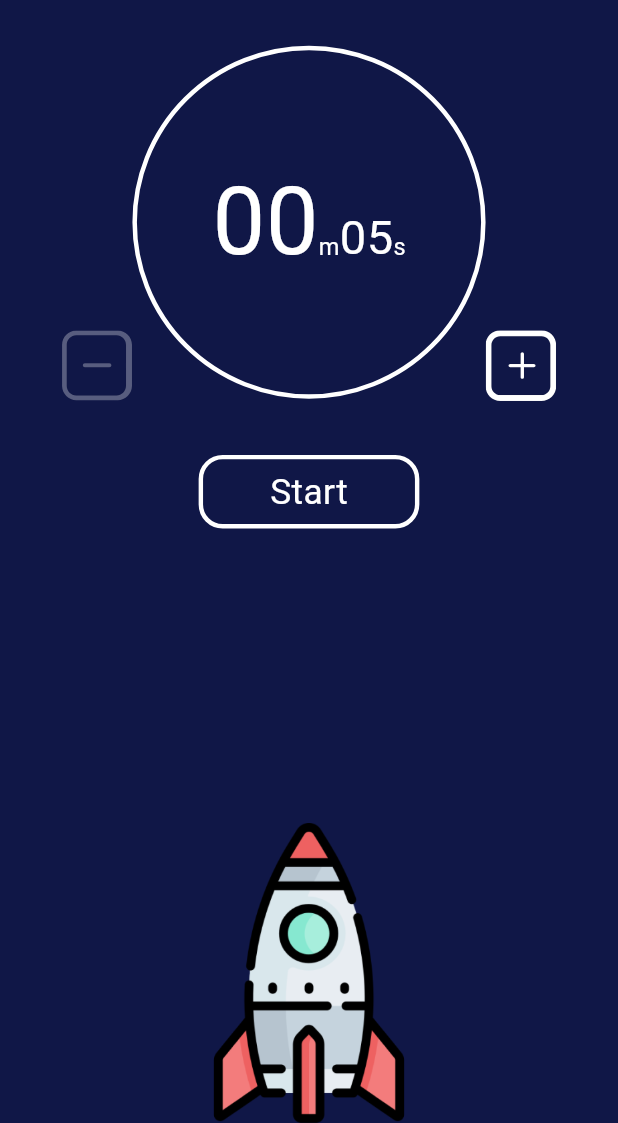
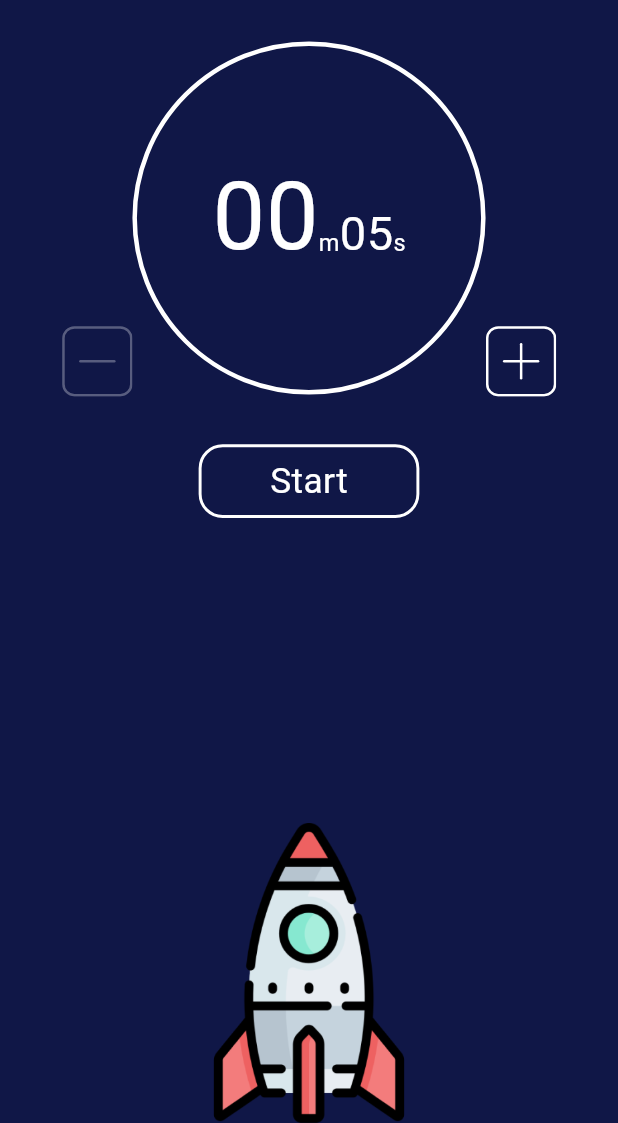
Before and after one commit to NewtonYuan/mystarship, a Flutter app: the screen it shows after launch, on a phone screen of 412 x 824 dp, the part 113-1236 px from its top. Run offline on Flutter 3.47's test engine with Material 3 defaults, Android fonts, the phone set to English and light mode, and no system bars; our stand-ins replace flutter_svg.

Commit message:
home: login page new svgs

```diff
--- a/lib/components/animated_button.dart
+++ b/lib/components/animated_button.dart
@@ -57,12 +57,12 @@ class AnimatedButtonState extends State<AnimatedButton> {
                 color: isPressed ? lightColor : primaryColor,
                 shape: BoxShape.rectangle,
                 border:
-                    Border.all(width: 3 * widget.widthRatio, color: lightColor),
+                    Border.all(width: 2 * widget.widthRatio, color: lightColor),
                 borderRadius: BorderRadius.circular(16),
               )
             : BoxDecoration(
                 color: isPressed ? lightColor : primaryColor,
-                borderRadius: BorderRadius.circular(16),
+                borderRadius: BorderRadius.circular(8),
               ),
         child: widget.variant == 'text'
             ? Text(
--- a/lib/components/home_menu.dart
+++ b/lib/components/home_menu.dart
@@ -1,5 +1,6 @@
 import 'package:flutter/material.dart';
 import 'package:flutter_svg/flutter_svg.dart';
+import 'package:mystarship/pages/login.dart';
 import 'package:mystarship/pages/settings.dart';
 import 'package:mystarship/pages/store.dart';
 import 'package:mystarship/tools/constants.dart';
@@ -81,7 +82,7 @@ class HomeMenu extends StatelessWidget {
               InkWell(
                 onTapUp: (TapUpDetails details) {
                   if (activePage != 'statistics') {
-                    navigateAfterAnimation(context, const Statistics());
+                    navigateAfterAnimation(context, Login());
                   } else {
                     Navigator.pop(modalContext);
                   }
--- a/lib/pages/home.dart
+++ b/lib/pages/home.dart
@@ -133,7 +133,7 @@ class _HomeState extends State<Home> {
                 Align(
                   alignment: Alignment.center,
                   child: Container(
-                    margin: const EdgeInsets.symmetric(vertical: 24),
+                    margin: EdgeInsets.symmetric(vertical: 24 * heightRatio),
                     alignment: Alignment.center,
                     decoration: const BoxDecoration(
                       color: darkOutineColor,
@@ -308,15 +308,17 @@ class _HomeState extends State<Home> {
                                                         milliseconds: 200),
                                                     child: Column(
                                                       children: [
-                                                        const SizedBox(
-                                                          height: 56,
+                                                        SizedBox(
+                                                          height:
+                                                              56 * heightRatio,
                                                         ),
-                                                        const Text(
+                                                        Text(
                                                           'Success!',
                                                           style: TextStyle(
                                                               color:
                                                                   lightSuccessColor,
-                                                              fontSize: 32,
+                                                              fontSize: 32 *
+                                                                  widthRatio,
                                                               fontWeight:
                                                                   FontWeight
                                                                       .bold),
@@ -328,13 +330,13 @@ class _HomeState extends State<Home> {
                                                                   left: 24),
                                                           child: Row(
                                                             children: [
-                                                              const Text(
+                                                              Text(
                                                                 'Time: ',
                                                                 style: TextStyle(
                                                                     color:
                                                                         lightColor,
-                                                                    fontSize:
-                                                                        20,
+                                                                    fontSize: 20 *
+                                                                        widthRatio,
                                                                     fontWeight:
                                                                         FontWeight
                                                                             .bold),
@@ -342,18 +344,20 @@ class _HomeState extends State<Home> {
                                                               Text(
                                                                 '${totalTime ~/ 3600}:${((totalTime % 3600) ~/ 60).toString().padLeft(2, '0')}:${(totalTime).remainder(60).toString().padLeft(2, '0')}',
                                                                 style:
-                                                                    const TextStyle(
+                                                                    TextStyle(
                                                                   color:
                                                                       lightColor,
-                                                                  fontSize: 20,
+                                                                  fontSize: 20 *
+                                                                      widthRatio,
                                                                 ),
                                                               ),
                                                             ],
                                                           ),
                                                         ),
-                                                        const Padding(
+                                                        Padding(
                                                           padding:
-                                                              EdgeInsets.only(
+                                                              const EdgeInsets
+                                                                  .only(
                                                                   left: 24),
                                                           child: Row(
                                                             children: [
@@ -362,8 +366,8 @@ class _HomeState extends State<Home> {
                                                                 style: TextStyle(
                                                                     color:
                                                                         lightColor,
-                                                                    fontSize:
-                                                                        20,
+                                                                    fontSize: 20 *
+                                                                        widthRatio,
                                                                     fontWeight:
                                                                         FontWeight
                                                                             .bold),
@@ -374,7 +378,8 @@ class _HomeState extends State<Home> {
                                                                     TextStyle(
                                                                   color:
                                                                       lightColor,
-                                                                  fontSize: 20,
+                                                                  fontSize: 20 *
+                                                                      widthRatio,
                                                                 ),
                                                               ),
                                                             ],
@@ -393,8 +398,9 @@ class _HomeState extends State<Home> {
                                                         milliseconds: 200),
                                                     child: Column(
                                                       children: [
-                                                        const SizedBox(
-                                                          height: 56,
+                                                        SizedBox(
+                                                          height:
+                                                              56 * heightRatio,
                                                         ),
                                                         Text(
                                                           'Failure',
@@ -502,7 +508,7 @@ class _HomeState extends State<Home> {
                             ),
                           ],
                         ),
-                        const SizedBox(height: 36),
+                        SizedBox(height: 36 * heightRatio),
                         AnimatedButton(
                           text: timerState == 'started'
                               ? 'Stop'
--- a/lib/tools/constants.dart
+++ b/lib/tools/constants.dart
@@ -1,11 +1,13 @@
 import 'package:flutter/material.dart';
 
 const primaryColor = Color(0xFF101747);
+const offsetPrimaryColor = Color.fromARGB(255, 25, 32, 80);
 const secondaryColor = Color(0xFF47557E);
 const subColor = Color(0xFFB1B6D7);
 const selectedColor = Color.fromARGB(255, 91, 103, 145);
 const activeColor = Color.fromARGB(255, 62, 76, 116);
 const lightColor = Color(0xFFFFFFFF);
+const subLightColor = Color.fromARGB(255, 200, 203, 221);
 const darkOutineColor = Color(0x00000000);
 const lightSuccessColor = Color.fromARGB(255, 195, 255, 191);
 const lightFailureColor = Color.fromARGB(255, 255, 170, 180);
```
Also changed, not shown: lib/components/custom_textfield.dart (added, +39 -0 lines), lib/pages/login.dart (added, +77 -0 lines), assets/icons/minus.svg, assets/icons/plus.svg.
